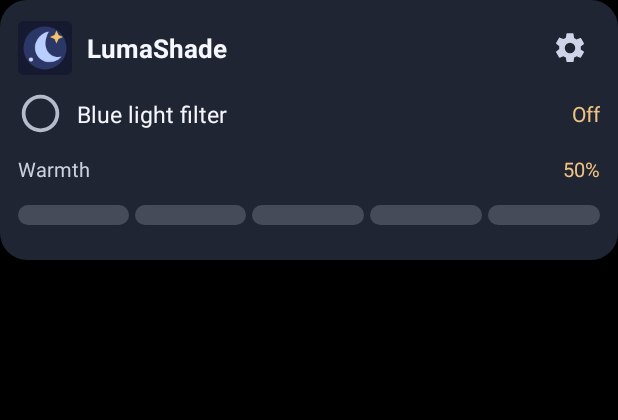
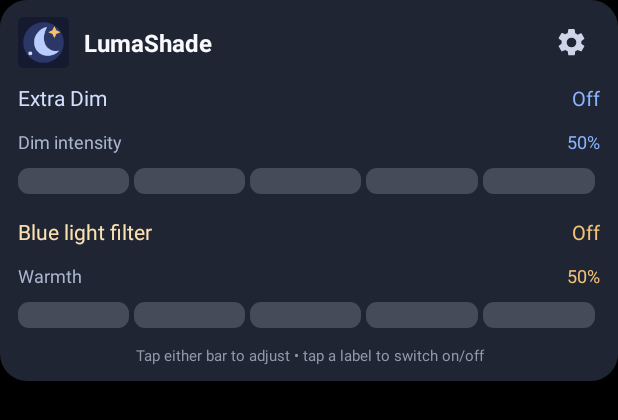
Before and after one commit to StrokeDot/ExtraDimNative, an Android app: the layout notification_lumashade_big.xml on its own in the app's theme, with its tools: preview values and no code run, on a phone screen of 412 x 824 dp. Shown: the top 420 px of the screen. Run offline under Robolectric (Android 15) with nearby library versions, the phone set to English and light mode, and no system bars.

Commit message:
Center LumaShade header, disable inactive sliders, extend native warmth range and add dual notification bars (v0.10)

```diff
--- a/app/build.gradle
+++ b/app/build.gradle
@@ -8,8 +8,8 @@ android {
         applicationId 'com.strokedot.extradim'
         minSdk 31
         targetSdk 35
-        versionCode 9
-        versionName '0.9.0'
+        versionCode 10
+        versionName '0.10.0'
     }
     buildFeatures {
         buildConfig true
--- /dev/null
+++ b/app/src/main/res/drawable/bg_segment_blue_off.xml
@@ -0,0 +1,5 @@
+<?xml version="1.0" encoding="utf-8"?>
+<shape xmlns:android="http://schemas.android.com/apk/res/android" android:shape="rectangle">
+    <solid android:color="#414D67"/>
+    <corners android:radius="6dp"/>
+</shape>
--- /dev/null
+++ b/app/src/main/res/drawable/bg_segment_blue_on.xml
@@ -0,0 +1,5 @@
+<?xml version="1.0" encoding="utf-8"?>
+<shape xmlns:android="http://schemas.android.com/apk/res/android" android:shape="rectangle">
+    <solid android:color="#659AFF"/>
+    <corners android:radius="6dp"/>
+</shape>
--- /dev/null
+++ b/app/src/main/res/drawable/bg_segment_disabled.xml
@@ -0,0 +1,5 @@
+<?xml version="1.0" encoding="utf-8"?>
+<shape xmlns:android="http://schemas.android.com/apk/res/android" android:shape="rectangle">
+    <solid android:color="#323744"/>
+    <corners android:radius="6dp"/>
+</shape>
--- a/app/src/main/res/layout/notification_lumashade_big.xml
+++ b/app/src/main/res/layout/notification_lumashade_big.xml
@@ -1,72 +1,114 @@
 <?xml version="1.0" encoding="utf-8"?>
 <LinearLayout xmlns:android="http://schemas.android.com/apk/res/android"
-    android:layout_width="match_parent" android:layout_height="wrap_content"
-    android:orientation="vertical" android:background="@drawable/bg_notify_panel"
-    android:padding="12dp">
+    android:layout_width="match_parent"
+    android:layout_height="wrap_content"
+    android:orientation="vertical"
+    android:background="@drawable/bg_notify_panel"
+    android:paddingLeft="12dp"
+    android:paddingRight="12dp"
+    android:paddingTop="9dp"
+    android:paddingBottom="10dp">
     <LinearLayout android:layout_width="match_parent"
-        android:layout_height="40dp" android:orientation="horizontal"
-        android:gravity="center_vertical">
-        <ImageView android:layout_width="36dp" android:layout_height="36dp"
+        android:layout_height="38dp"
+        android:orientation="horizontal" android:gravity="center_vertical">
+        <ImageView android:layout_width="34dp" android:layout_height="34dp"
             android:src="@drawable/ic_lumashade" android:contentDescription="LumaShade logo"/>
-        <TextView android:layout_width="0dp" android:layout_height="wrap_content"
-            android:layout_weight="1" android:layout_marginLeft="10dp"
-            android:text="LumaShade" android:textColor="#F6F6FD"
-            android:textSize="17sp" android:textStyle="bold"/>
+        <TextView android:layout_width="0dp" android:layout_weight="1"
+            android:layout_height="wrap_content" android:layout_marginLeft="10dp"
+            android:text="LumaShade" android:textColor="#F8F9FD"
+            android:textStyle="bold" android:textSize="16sp"/>
         <ImageView android:id="@+id/n_settings"
-            android:layout_width="40dp" android:layout_height="40dp"
+            android:layout_width="38dp" android:layout_height="38dp"
             android:padding="8dp" android:src="@drawable/ic_settings"
-            android:contentDescription="Open settings"/>
+            android:contentDescription="Open LumaShade settings"/>
+    </LinearLayout>
+    <LinearLayout android:id="@+id/n_dim_toggle"
+        android:layout_width="match_parent" android:layout_height="36dp"
+        android:orientation="horizontal" android:gravity="center_vertical">
+        <TextView android:layout_width="0dp" android:layout_weight="1"
+            android:layout_height="wrap_content" android:text="Extra Dim"
+            android:textSize="14sp" android:textColor="#D3DEFD"/>
+        <TextView android:id="@+id/n_dim_state" android:layout_width="45dp"
+            android:layout_height="wrap_content" android:gravity="end"
+            android:text="Off" android:textSize="13sp" android:textColor="#8BB4FF"/>
+    </LinearLayout>
+    <LinearLayout android:layout_width="match_parent" android:layout_height="22dp"
+        android:orientation="horizontal" android:gravity="center_vertical">
+        <TextView android:layout_width="0dp" android:layout_weight="1"
+            android:layout_height="wrap_content" android:text="Dim intensity"
+            android:textSize="12sp" android:textColor="#AAB6CE"/>
+        <TextView android:id="@+id/n_dim_value"
+            android:layout_width="wrap_content" android:layout_height="wrap_content"
+            android:text="50%" android:textSize="12sp" android:textColor="#8BB4FF"/>
+    </LinearLayout>
+    <LinearLayout android:layout_width="match_parent" android:layout_height="31dp"
+        android:orientation="horizontal" android:gravity="center_vertical">
+        <ImageView android:id="@+id/n_dim_strength1" android:layout_width="0dp"
+            android:layout_weight="1" android:layout_height="17dp"
+            android:layout_marginRight="3dp" android:src="@drawable/bg_segment_off"
+            android:contentDescription="Extra Dim intensity 20 percent" />
+<ImageView android:id="@+id/n_dim_strength2" android:layout_width="0dp"
+            android:layout_weight="1" android:layout_height="17dp"
+            android:layout_marginRight="3dp" android:src="@drawable/bg_segment_off"
+            android:contentDescription="Extra Dim intensity 40 percent" />
+<ImageView android:id="@+id/n_dim_strength3" android:layout_width="0dp"
+            android:layout_weight="1" android:layout_height="17dp"
+            android:layout_marginRight="3dp" android:src="@drawable/bg_segment_off"
+            android:contentDescription="Extra Dim intensity 60 percent" />
+<ImageView android:id="@+id/n_dim_strength4" android:layout_width="0dp"
+            android:layout_weight="1" android:layout_height="17dp"
+            android:layout_marginRight="3dp" android:src="@drawable/bg_segment_off"
+            android:contentDescription="Extra Dim intensity 80 percent" />
+<ImageView android:id="@+id/n_dim_strength5" android:layout_width="0dp"
+            android:layout_weight="1" android:layout_height="17dp"
+            android:layout_marginRight="3dp" android:src="@drawable/bg_segment_off"
+            android:contentDescription="Extra Dim intensity 100 percent" />
     </LinearLayout>
     <LinearLayout android:id="@+id/n_filter_toggle"
-        android:layout_width="match_parent" android:layout_height="48dp"
-        android:orientation="horizontal" android:gravity="center_vertical"
-        android:clickable="true">
-        <ImageView android:id="@+id/n_filter_icon"
-            android:layout_width="30dp" android:layout_height="30dp"
-            android:src="@drawable/ic_warm_filter_off"
-            android:contentDescription="Toggle blue light filter"/>
-        <TextView android:id="@+id/n_filter_label"
-            android:layout_width="0dp" android:layout_height="wrap_content"
-            android:layout_weight="1" android:layout_marginLeft="9dp"
-            android:text="Blue light filter" android:textColor="#F5F5FC"
-            android:textSize="15sp"/>
+        android:layout_width="match_parent" android:layout_height="36dp"
+        android:orientation="horizontal" android:gravity="center_vertical">
+        <TextView android:layout_width="0dp" android:layout_weight="1"
+            android:layout_height="wrap_content" android:text="Blue light filter"
+            android:textSize="14sp" android:textColor="#FAE1B2"/>
         <TextView android:id="@+id/n_filter_state"
-            android:layout_width="50dp" android:layout_height="wrap_content"
+            android:layout_width="45dp" android:layout_height="wrap_content"
             android:gravity="end" android:text="Off"
-            android:textColor="#F1C382" android:textSize="14sp"/>
+            android:textSize="13sp" android:textColor="#F2C277"/>
     </LinearLayout>
-    <LinearLayout android:layout_width="match_parent"
-        android:layout_height="26dp" android:gravity="center_vertical"
-        android:orientation="horizontal">
+    <LinearLayout android:layout_width="match_parent" android:layout_height="22dp"
+        android:orientation="horizontal" android:gravity="center_vertical">
         <TextView android:layout_width="0dp" android:layout_weight="1"
-            android:layout_height="wrap_content"
-            android:text="Warmth" android:textColor="#CAD1DF" android:textSize="13sp"/>
-        <TextView android:id="@+id/n_warmth_value" android:layout_width="wrap_content"
-            android:layout_height="wrap_content"
-            android:text="50%" android:textColor="#F1C382" android:textSize="13sp"/>
+            android:layout_height="wrap_content" android:text="Warmth"
+            android:textSize="12sp" android:textColor="#AAB6CE"/>
+        <TextView android:id="@+id/n_warmth_value"
+            android:layout_width="wrap_content" android:layout_height="wrap_content"
+            android:text="50%" android:textSize="12sp" android:textColor="#F2C277"/>
     </LinearLayout>
-    <LinearLayout android:layout_width="match_parent"
-        android:layout_height="35dp" android:orientation="horizontal"
-        android:gravity="center_vertical">
-        <ImageView android:id="@+id/n_strength1"
-            android:layout_width="0dp" android:layout_weight="1"
-            android:layout_height="13dp" android:layout_marginRight="4dp"
-            android:src="@drawable/bg_segment_off" android:contentDescription="Warmth 20 percent"/>
-        <ImageView android:id="@+id/n_strength2"
-            android:layout_width="0dp" android:layout_weight="1"
-            android:layout_height="13dp" android:layout_marginRight="4dp"
-            android:src="@drawable/bg_segment_off" android:contentDescription="Warmth 40 percent"/>
-        <ImageView android:id="@+id/n_strength3"
-            android:layout_width="0dp" android:layout_weight="1"
-            android:layout_height="13dp" android:layout_marginRight="4dp"
-            android:src="@drawable/bg_segment_off" android:contentDescription="Warmth 60 percent"/>
-        <ImageView android:id="@+id/n_strength4"
-            android:layout_width="0dp" android:layout_weight="1"
-            android:layout_height="13dp" android:layout_marginRight="4dp"
-            android:src="@drawable/bg_segment_off" android:contentDescription="Warmth 80 percent"/>
-        <ImageView android:id="@+id/n_strength5"
-            android:layout_width="0dp" android:layout_weight="1"
-            android:layout_height="13dp"
-            android:src="@drawable/bg_segment_off" android:contentDescription="Warmth 100 percent"/>
+    <LinearLayout android:layout_width="match_parent" android:layout_height="31dp"
+        android:orientation="horizontal" android:gravity="center_vertical">
+        <ImageView android:id="@+id/n_strength1" android:layout_width="0dp"
+            android:layout_weight="1" android:layout_height="17dp"
+            android:layout_marginRight="3dp" android:src="@drawable/bg_segment_off"
+            android:contentDescription="Blue light warmth 20 percent" />
+<ImageView android:id="@+id/n_strength2" android:layout_width="0dp"
+            android:layout_weight="1" android:layout_height="17dp"
+            android:layout_marginRight="3dp" android:src="@drawable/bg_segment_off"
+            android:contentDescription="Blue light warmth 40 percent" />
+<ImageView android:id="@+id/n_strength3" android:layout_width="0dp"
+            android:layout_weight="1" android:layout_height="17dp"
+            android:layout_marginRight="3dp" android:src="@drawable/bg_segment_off"
+            android:contentDescription="Blue light warmth 60 percent" />
+<ImageView android:id="@+id/n_strength4" android:layout_width="0dp"
+            android:layout_weight="1" android:layout_height="17dp"
+            android:layout_marginRight="3dp" android:src="@drawable/bg_segment_off"
+            android:contentDescription="Blue light warmth 80 percent" />
+<ImageView android:id="@+id/n_strength5" android:layout_width="0dp"
+            android:layout_weight="1" android:layout_height="17dp"
+            android:layout_marginRight="3dp" android:src="@drawable/bg_segment_off"
+            android:contentDescription="Blue light warmth 100 percent" />
     </LinearLayout>
+    <TextView android:layout_width="match_parent" android:layout_height="wrap_content"
+        android:text="Tap either bar to adjust • tap a label to switch on/off"
+        android:textColor="#9299AB" android:gravity="center" android:textSize="10sp"
+        android:paddingTop="4dp"/>
 </LinearLayout>
```
Also changed, not shown: app/src/main/java/com/strokedot/extradim/BlueLightController.java (+40 -13 lines), app/src/main/java/com/strokedot/extradim/DimActionReceiver.java (+20 -15 lines), app/src/main/java/com/strokedot/extradim/MainActivity.java (+28 -31 lines), app/src/main/java/com/strokedot/extradim/NotificationController.java (+74 -45 lines), app/src/main/res/layout/notification_lumashade_small.xml (+8 -8 lines).
